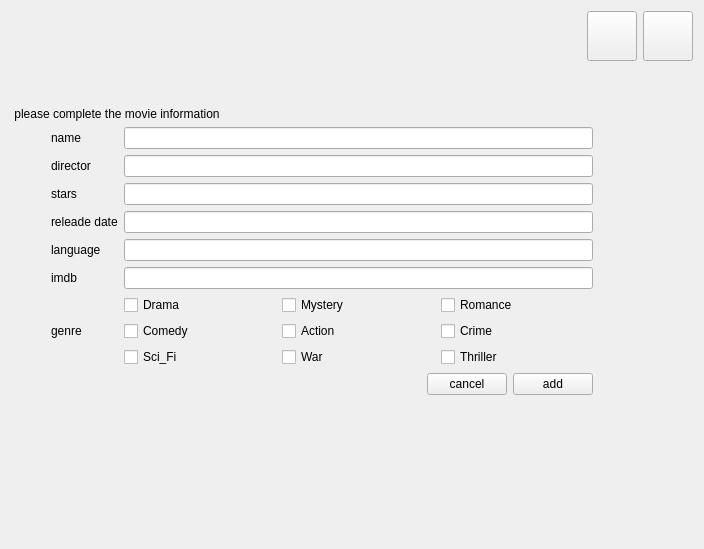
The window that add.ui (EotDc35F/project) describes before a commit, drawn with Qt 5.
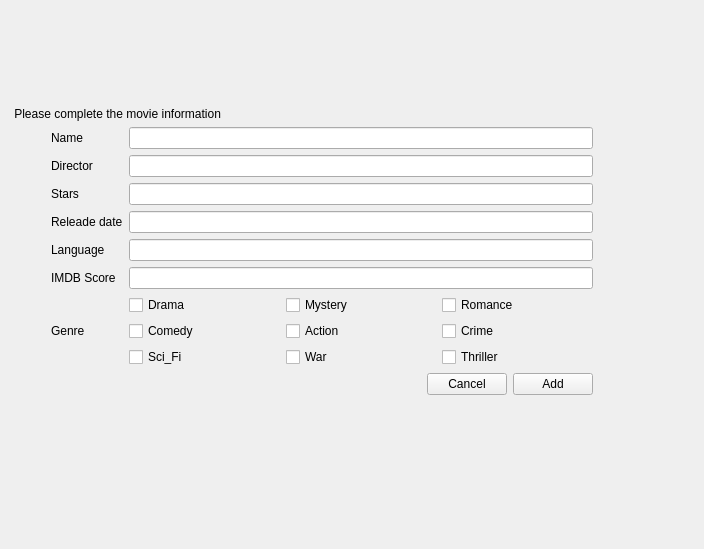
The same window after the commit. Icons and pictures are not drawn.

The edit to the form file:
```diff
--- a/add.ui
+++ b/add.ui
@@ -13,6 +13,16 @@
   <property name="windowTitle">
    <string>Dialog</string>
   </property>
+  <property name="styleSheet">
+   <string notr="true">#close:hover
+{
+background-color:rgb(177, 0, 0);
+}
+#back:hover
+{
+background-color:rgb(197, 206, 201);
+}</string>
+  </property>
   <layout class="QVBoxLayout" name="verticalLayout">
    <item>
     <layout class="QHBoxLayout" name="horizontalLayout">
@@ -49,6 +59,9 @@
          <height>0</height>
         </size>
        </property>
+       <property name="styleSheet">
+        <string notr="true">border:3px white;</string>
+       </property>
        <property name="text">
         <string/>
        </property>
@@ -69,6 +82,9 @@
          <height>50</height>
         </size>
        </property>
+       <property name="styleSheet">
+        <string notr="true">border:3px white;</string>
+       </property>
        <property name="text">
         <string/>
        </property>
@@ -107,7 +123,7 @@
      <item>
       <widget class="QLabel" name="label_8">
        <property name="text">
-        <string> please complete the movie information</string>
+        <string> Please complete the movie information</string>
        </property>
        <property name="margin">
         <number>5</number>
@@ -157,7 +173,7 @@
        <item row="5" column="0">
         <widget class="QLabel" name="label_6">
          <property name="text">
-          <string>imdb</string>
+          <string>IMDB Score</string>
          </property>
          <property name="margin">
           <number>5</number>
@@ -179,7 +195,7 @@
        <item row="2" column="0">
         <widget class="QLabel" name="label_3">
          <property name="text">
-          <string>stars</string>
+          <string>Stars</string>
          </property>
          <property name="margin">
           <number>5</number>
@@ -189,7 +205,7 @@
        <item row="0" column="0">
         <widget class="QLabel" name="label">
          <property name="text">
-          <string>name</string>
+          <string>Name</string>
          </property>
          <property name="margin">
           <number>5</number>
@@ -205,7 +221,7 @@
        <item row="3" column="0">
         <widget class="QLabel" name="label_4">
          <property name="text">
-          <string>releade date</string>
+          <string>Releade date</string>
          </property>
          <property name="margin">
           <number>5</number>
@@ -215,7 +231,7 @@
        <item row="6" column="0">
         <widget class="QLabel" name="label_7">
          <property name="text">
-          <string>genre</string>
+          <string>Genre</string>
          </property>
          <property name="margin">
           <number>5</number>
@@ -225,7 +241,7 @@
        <item row="1" column="0">
         <widget class="QLabel" name="label_2">
          <property name="text">
-          <string>director</string>
+          <string>Director</string>
          </property>
          <property name="margin">
           <number>5</number>
@@ -235,7 +251,7 @@
        <item row="4" column="0">
         <widget class="QLabel" name="label_5">
          <property name="text">
-          <string>language</string>
+          <string>Language</string>
          </property>
          <property name="margin">
           <number>5</number>
@@ -355,8 +371,11 @@
      </item>
      <item>
       <widget class="QPushButton" name="cancel">
+       <property name="styleSheet">
+        <string notr="true">font: 9pt &quot;MS Shell Dlg 2&quot;;</string>
+       </property>
        <property name="text">
-        <string>cancel</string>
+        <string>Cancel</string>
        </property>
        <property name="autoDefault">
         <bool>false</bool>
@@ -365,8 +384,12 @@
      </item>
      <item>
       <widget class="QPushButton" name="add">
+       <property name="styleSheet">
+        <string notr="true">font: 9pt &quot;MS Shell Dlg 2&quot;;
+</string>
+       </property>
        <property name="text">
-        <string>add</string>
+        <string>Add</string>
        </property>
        <property name="autoDefault">
         <bool>false</bool>
```
Left out of the diff: 2 changed lines with no effect on the pictures.
